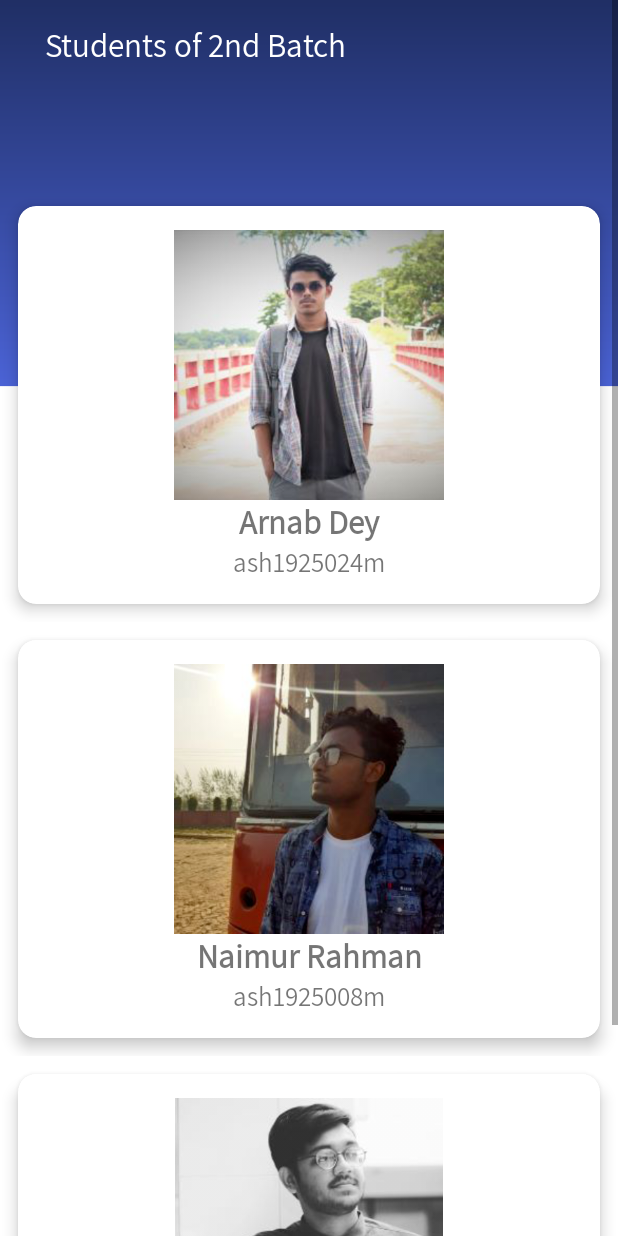
After one commit to IIT-NSTU/IIT-NSTU-app, an Android app: the SecondBatchInfo screen opened directly, with no data from a screen before it, on a phone screen of 412 x 824 dp. The commit adds this screen. Run offline under Robolectric (Android 15) with nearby library versions, the phone set to English and light mode, and no system bars; Roboto replaces fonts that are not available here.

Commit message:
3/26/20 12.22pm Database is created using .txt file for student information section.

```diff
--- a/app/src/main/AndroidManifest.xml
+++ b/app/src/main/AndroidManifest.xml
@@ -9,7 +9,9 @@
         android:roundIcon="@mipmap/ic_launcher_round"
         android:supportsRtl="true"
         android:theme="@style/AppTheme">
-        <activity android:name=".DirectorProfile"></activity>
+        <activity android:name=".Cards"></activity>
+        <activity android:name=".SecondBatchInfo" />
+        <activity android:name=".DirectorProfile" />
         <activity android:name=".Pdf_Syllabus_Activity" />
         <activity android:name=".StudentInfoMain" />
         <activity android:name=".StudentInfoLogin" />
--- /dev/null
+++ b/app/src/main/assets/file_database.txt
@@ -0,0 +1,3 @@
+Arnab Dey
+Naimur Rahman
+Sunaan Sultan
--- /dev/null
+++ b/app/src/main/assets/id_database.txt
@@ -0,0 +1,3 @@
+ash1925024m
+ash1925008m
+ash1925005m
--- /dev/null
+++ b/app/src/main/java/com/example/iitnstu/Cards.java
@@ -0,0 +1,34 @@
+package com.example.iitnstu;
+
+import androidx.annotation.NonNull;
+
+
+import android.content.Context;
+
+import android.view.LayoutInflater;
+import android.widget.FrameLayout;
+import android.widget.ImageView;
+import android.widget.TextView;
+
+public class Cards extends FrameLayout {
+
+
+    public Cards(@NonNull Context context,String name,String id) {
+        super(context);
+        LayoutInflater.from(context).inflate(R.layout.activity_cards, this, true);
+        LayoutParams layoutParams=new LayoutParams(LayoutParams.MATCH_PARENT, LayoutParams.WRAP_CONTENT);
+        setLayoutParams(layoutParams);
+
+        ImageView studentPic=findViewById(R.id.studentPic);
+        Context context1 = studentPic.getContext();
+        int picId = context.getResources().getIdentifier(id, "drawable", context1.getPackageName());
+        studentPic.setImageResource(picId);
+
+
+        TextView studentName=findViewById(R.id.studentName);
+        studentName.setText(name);
+
+        TextView studentID=findViewById(R.id.studentID);
+        studentID.setText(id);
+    }
+}
--- a/app/src/main/java/com/example/iitnstu/MainActivity.java
+++ b/app/src/main/java/com/example/iitnstu/MainActivity.java
@@ -29,7 +29,7 @@ public class MainActivity extends AppCompatActivity {
                 startActivity(homeIntent);
                 finish();
             }
-        },2000);
+        },1500);
 
     }
 }
--- /dev/null
+++ b/app/src/main/java/com/example/iitnstu/SecondBatchInfo.java
@@ -0,0 +1,59 @@
+package com.example.iitnstu;
+
+import androidx.appcompat.app.AppCompatActivity;
+import android.os.Bundle;
+import android.widget.GridLayout;
+import android.widget.Toast;
+import java.io.IOException;
+import java.io.InputStream;
+import java.util.Scanner;
+
+
+public class SecondBatchInfo extends AppCompatActivity {
+
+    InputStream inputStreamName,inputStreamId;
+    Scanner inName,inId;
+    @Override
+    protected void onCreate(Bundle savedInstanceState) {
+        super.onCreate(savedInstanceState);
+        setContentView(R.layout.activity_second_batch_info);
+
+        GridLayout gridLayout=findViewById(R.id.gridlayout);
+
+        try {
+            inputStreamId=getAssets().open("id_database.txt");
+            inId=new Scanner(inputStreamId);
+            inputStreamName=getAssets().open("file_database.txt");
+            inName=new Scanner(inputStreamName);
+                String name="",id="";
+            while (inId.hasNext()) {
+                name = inName.nextLine();
+                id = inId.next();
+
+                Cards cards = new Cards(this, name,id);
+                gridLayout.addView(cards);
+
+            }
+        } catch (IOException e) {
+            Toast.makeText(this, "Error", Toast.LENGTH_SHORT).show();
+        }finally {
+            try {
+                inputStreamName.close();
+                inputStreamId.close();
+                inName.close();
+                inId.close();
+            } catch (IOException e) {
+                e.printStackTrace();
+            }
+        }
+
+       // Cards cards=new Cards(this,"Arnab");
+       // Cards cards1=new Cards(this,"Naim");
+       // Cards cards2=new Cards(this,"Sunan");
+       // gridLayout.addView(cards);
+       // gridLayout.addView(cards1);
+       // gridLayout.addView(cards2);
+
+
+    }
+}
--- a/app/src/main/java/com/example/iitnstu/StudentInfoLogin.java
+++ b/app/src/main/java/com/example/iitnstu/StudentInfoLogin.java
@@ -20,13 +20,13 @@ public class StudentInfoLogin extends AppCompatActivity {
     public void login(View view){
         TextView idText=findViewById(R.id.loginId);
         String id=idText.getText().toString();
-        if (Pattern.matches("[ashASHmuMUbkBKfF]{3}[1-2][890]250[0-4][0-9][mfMF]",id)){
+       // if (Pattern.matches("[ashASHmuMUbkBKfF]{3}[1-2][890]250[0-4][0-9][mfMF]",id)){
             Intent intent=new Intent(StudentInfoLogin.this, StudentInfoMain.class);
             startActivity(intent);
-            idText.setText("");
-        }
-        else {
-            Toast.makeText(this, "Sorry only student!!", Toast.LENGTH_SHORT).show();
-        }
+       //     idText.setText("");
+        //}
+      //  else {
+       //     Toast.makeText(this, "Sorry only student!!", Toast.LENGTH_SHORT).show();
+       // }
     }
 }
--- a/app/src/main/java/com/example/iitnstu/StudentInfoMain.java
+++ b/app/src/main/java/com/example/iitnstu/StudentInfoMain.java
@@ -2,7 +2,9 @@ package com.example.iitnstu;
 
 import androidx.appcompat.app.AppCompatActivity;
 
+import android.content.Intent;
 import android.os.Bundle;
+import android.view.View;
 
 public class StudentInfoMain extends AppCompatActivity {
 
@@ -11,4 +13,9 @@ public class StudentInfoMain extends AppCompatActivity {
         super.onCreate(savedInstanceState);
         setContentView(R.layout.activity_student_info_main);
     }
+
+    public void goSecondInfo(View view){
+        Intent intent=new Intent(StudentInfoMain.this,SecondBatchInfo.class);
+        startActivity(intent);
+    }
 }
--- /dev/null
+++ b/app/src/main/res/layout/activity_cards.xml
@@ -0,0 +1,43 @@
+<?xml version="1.0" encoding="utf-8"?>
+<androidx.cardview.widget.CardView
+    android:layout_width="match_parent"
+    android:layout_height="wrap_content"
+    xmlns:app="http://schemas.android.com/apk/res-auto"
+    android:layout_rowWeight="1"
+    android:layout_columnWeight="1"
+    android:layout_margin="12dp"
+    app:cardBackgroundColor="#FFFFFF"
+    app:cardCornerRadius="12dp"
+    app:cardElevation="6dp"
+    xmlns:android="http://schemas.android.com/apk/res/android">
+
+    <LinearLayout
+        android:layout_width="match_parent"
+        android:layout_height="match_parent"
+        android:gravity="center"
+        android:orientation="vertical"
+        android:padding="16dp">
+
+        <ImageView
+            android:layout_width="180dp"
+            android:layout_height="180dp"
+            android:id="@+id/studentPic"/>
+
+        <TextView
+            android:id="@+id/studentName"
+            android:layout_width="match_parent"
+            android:layout_height="wrap_content"
+            android:fontFamily="@font/assistant_regular"
+            android:gravity="center"
+            android:textSize="22sp"
+            android:textStyle="bold" />
+        <TextView
+            android:layout_width="match_parent"
+            android:layout_height="wrap_content"
+            android:fontFamily="@font/assistant_regular"
+            android:gravity="center"
+            android:id="@+id/studentID"
+            android:textSize="18sp" />
+
+    </LinearLayout>
+</androidx.cardview.widget.CardView>
--- /dev/null
+++ b/app/src/main/res/layout/activity_second_batch_info.xml
@@ -0,0 +1,53 @@
+<?xml version="1.0" encoding="utf-8"?>
+<ScrollView xmlns:android="http://schemas.android.com/apk/res/android"
+    xmlns:app="http://schemas.android.com/apk/res-auto"
+    xmlns:tools="http://schemas.android.com/tools"
+    android:layout_width="match_parent"
+    android:layout_height="match_parent"
+    android:background="@drawable/bgapps"
+    tools:context=".HomeActivity">
+
+    <LinearLayout
+        android:layout_width="match_parent"
+        android:layout_height="wrap_content"
+        android:orientation="vertical">
+
+        <RelativeLayout
+            android:layout_width="match_parent"
+            android:layout_height="125dp"
+            android:layout_marginLeft="20dp"
+            android:layout_marginRight="20dp">
+
+            <TextView
+                android:layout_width="wrap_content"
+                android:layout_height="wrap_content"
+                android:layout_marginStart="10dp"
+                android:layout_marginTop="15dp"
+                android:layout_marginEnd="20dp"
+                android:layout_marginBottom="45dp"
+                android:fontFamily="@font/assistant_regular"
+                android:text="Students of 2nd Batch"
+                android:textColor="#FFFFFF"
+                android:textSize="22dp" />
+
+        </RelativeLayout>
+
+        <GridLayout
+            android:layout_width="match_parent"
+            android:layout_height="wrap_content"
+            android:columnCount="1"
+            android:rowCount="3"
+            android:alignmentMode="alignMargins"
+            android:columnOrderPreserved="false"
+            android:id="@+id/gridlayout">
+
+
+
+
+
+
+
+
+        </GridLayout>
+    </LinearLayout>
+</ScrollView>
--- a/app/src/main/res/layout/activity_student_info_login.xml
+++ b/app/src/main/res/layout/activity_student_info_login.xml
@@ -5,17 +5,20 @@
     android:layout_width="match_parent"
     android:layout_height="match_parent"
     android:background="@drawable/bgapps"
+    android:foregroundGravity="bottom|fill"
     android:orientation="vertical"
     tools:context=".StudentInfoLogin">
+
     <LinearLayout
         android:layout_width="match_parent"
         android:layout_height="wrap_content"
         android:orientation="vertical">
+
         <RelativeLayout
             android:layout_width="match_parent"
             android:layout_height="wrap_content"
-        android:layout_marginRight="20dp"
-        android:layout_marginLeft="20dp">
+            android:layout_marginLeft="20dp"
+            android:layout_marginRight="20dp">
 
             <TextView
                 android:layout_width="wrap_content"
--- a/app/src/main/res/layout/activity_student_info_main.xml
+++ b/app/src/main/res/layout/activity_student_info_main.xml
@@ -79,6 +79,7 @@
                 android:layout_rowWeight="1"
                 android:layout_columnWeight="1"
                 android:layout_margin="12dp"
+                android:onClick="goSecondInfo"
                 app:cardBackgroundColor="#FFFFFF"
                 app:cardCornerRadius="12dp"
                 app:cardElevation="6dp">
```
Also changed, not shown: app/src/main/res/drawable/ash1925005m.png (added), app/src/main/res/drawable/ash1925008m.png (added), app/src/main/res/drawable/ash1925024m.png (added). Lines whose indentation alone changed are shown as unchanged.
